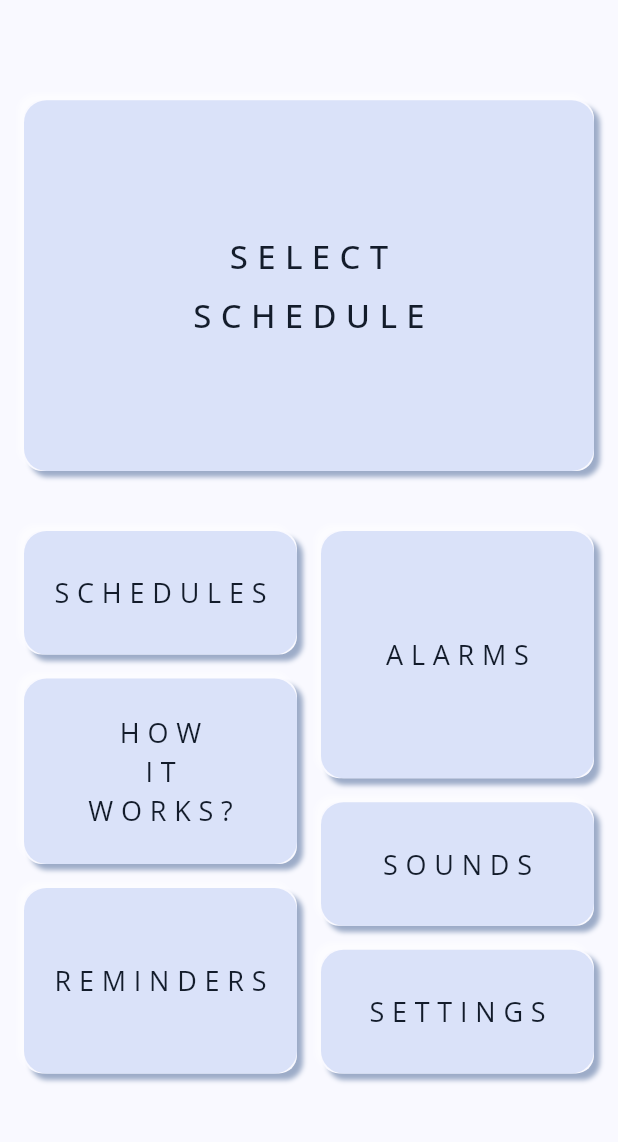
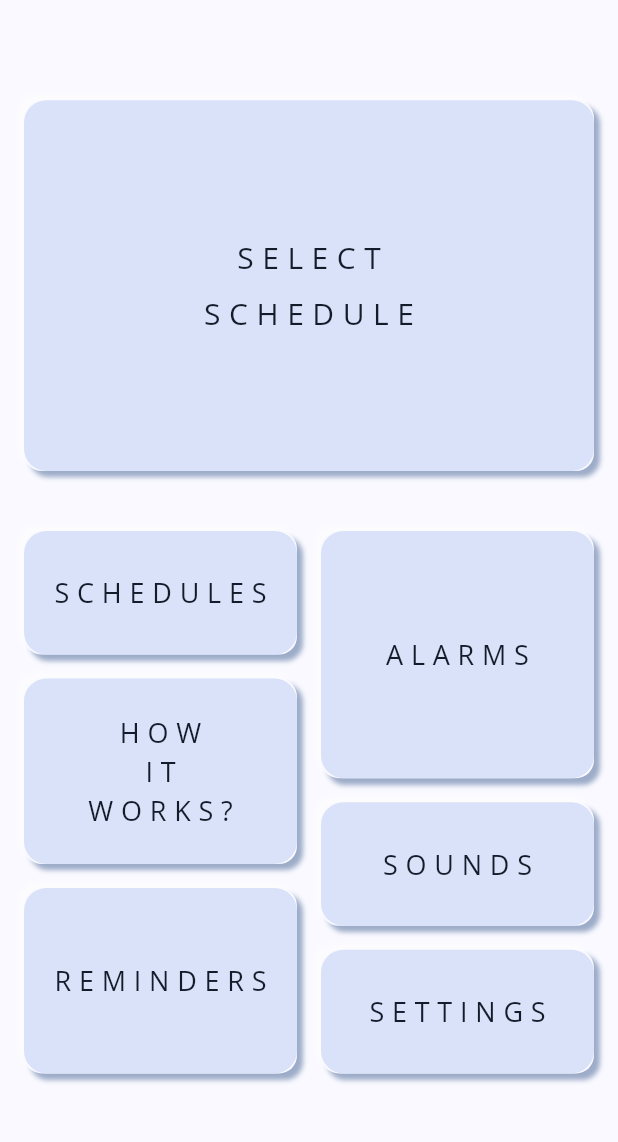
Before and after one commit to TheLameOne/polyphasic_sleep, a Flutter app: the screen it shows after launch, on a phone screen of 412 x 824 dp, the part 87-1229 px from its top. Run offline on Flutter 3.47's test engine with Material 3 defaults, Android fonts, the light colour scheme and no system bars; our stand-ins replace action_slider, audioplayers, card_swiper, chat_bubbles, fl_chart, flutter_card_swiper and 14 more; missing offline and left inert: alarm; accounts and stored records are empty.

```diff
--- a/lib/components/current_schedule_component.dart
+++ b/lib/components/current_schedule_component.dart
@@ -70,8 +70,9 @@ class _CurrentScheduleComponentState extends State<CurrentScheduleComponent> {
                           color: Theme.of(context)
                               .colorScheme
                               .onSecondaryContainer,
-                            fontSize: 22,
-                            fontWeight: FontWeight.w500),
+                          fontSize: 20,
+                          // fontWeight: FontWeight.w500,
+                        ),
                       ),
                       const SizedBox(height: 8),
                       Text(
@@ -80,8 +81,9 @@ class _CurrentScheduleComponentState extends State<CurrentScheduleComponent> {
                           color: Theme.of(context)
                               .colorScheme
                               .onSecondaryContainer,
-                            fontSize: 22,
-                            fontWeight: FontWeight.w500),
+                          fontSize: 20,
+                          // fontWeight: FontWeight.w500,
+                        ),
                       ),
                     ],
                   ),
```
Also changed, not shown: lib/pages/edit_schedule.dart (+63 -0 lines). Lines whose indentation alone changed are shown as unchanged.
